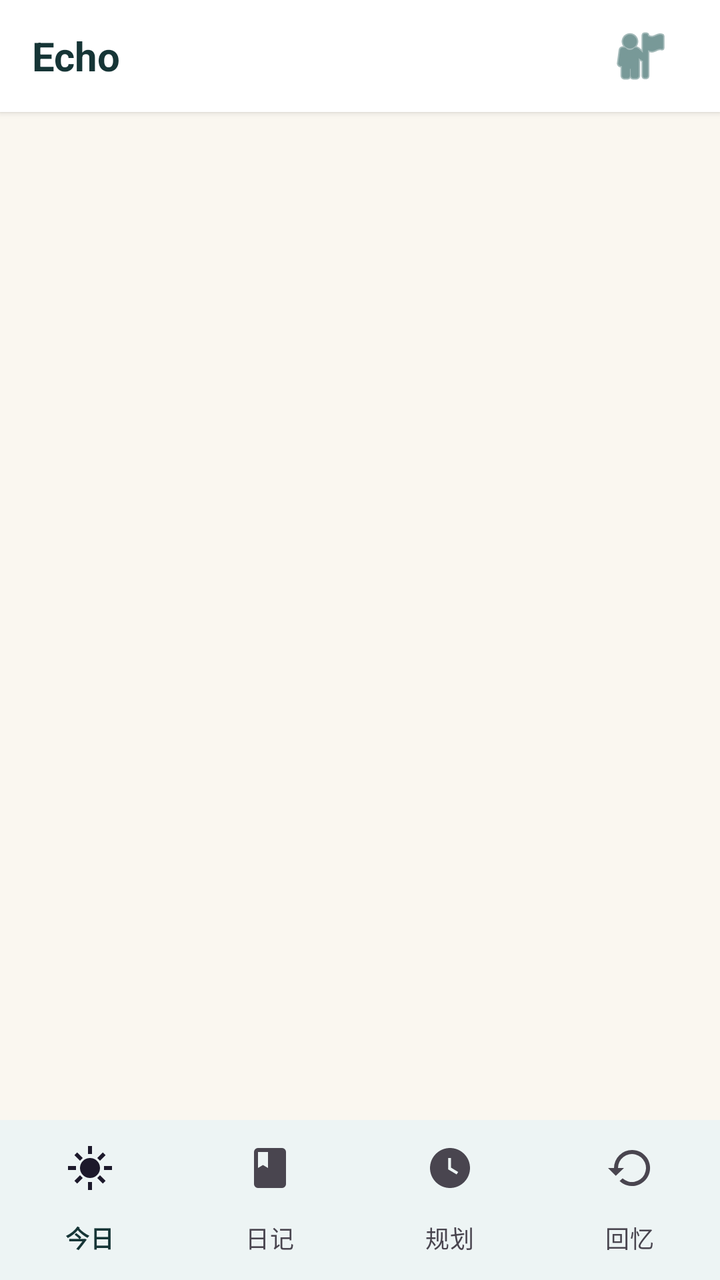
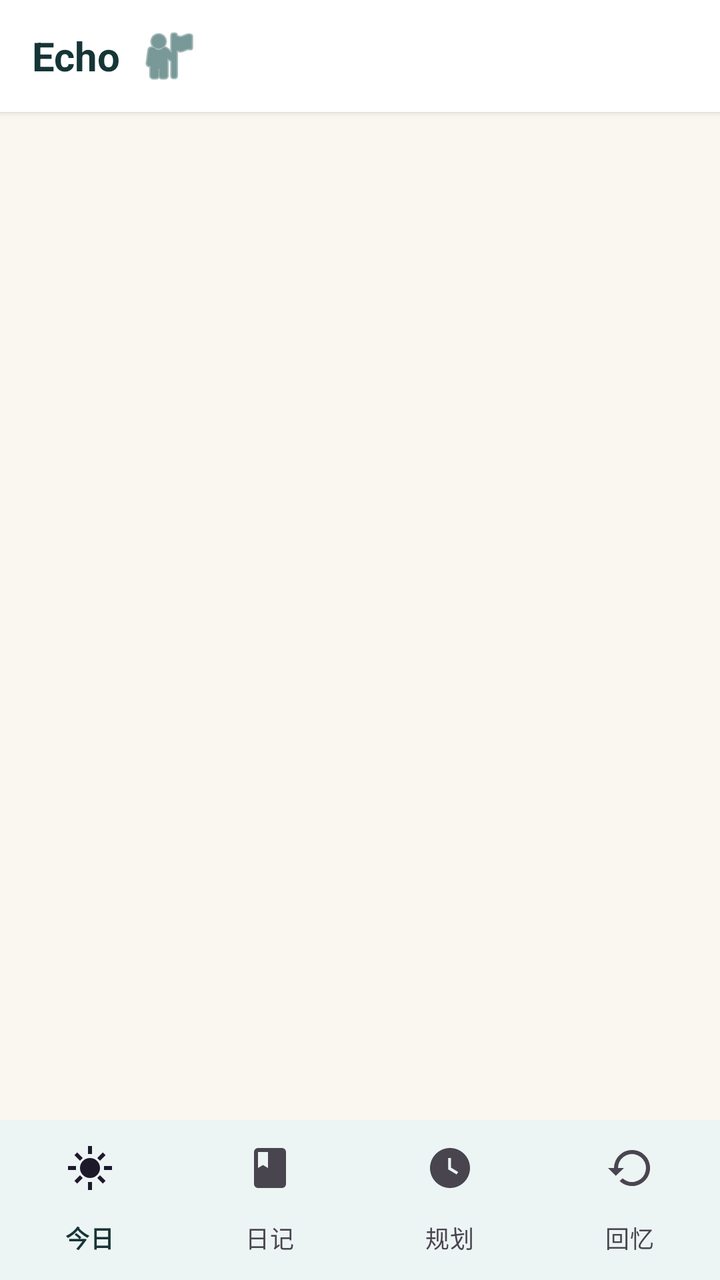

Screens rendered from an Android XML layout before and after an edit, with the pre-edit source and the edit as a unified diff.
<!-- AndroidManifest.xml: application theme Theme.MyApplication -->
<!-- res/layout/activity_main.xml -->
<?xml version="1.0" encoding="utf-8"?>
<androidx.coordinatorlayout.widget.CoordinatorLayout xmlns:android="http://schemas.android.com/apk/res/android"
    xmlns:app="http://schemas.android.com/apk/res-auto"
    xmlns:tools="http://schemas.android.com/tools"
    android:id="@+id/root_main"
    android:layout_width="match_parent"
    android:layout_height="match_parent"
    android:background="?attr/echoBackground">

    <LinearLayout
        android:layout_width="match_parent"
        android:layout_height="match_parent"
        android:orientation="vertical">

        

        <LinearLayout
            android:layout_width="match_parent"
            android:layout_height="56dp"
            android:orientation="horizontal"
            android:gravity="center_vertical"
            android:paddingHorizontal="16dp"
            android:background="?attr/echoSurface"
            android:elevation="2dp">

            <TextView
                android:layout_width="0dp"
                android:layout_height="wrap_content"
                android:layout_weight="1"
                android:text="@string/app_title"
                android:textColor="?attr/echoTextPrimary"
                android:textSize="20sp"
                android:textStyle="bold"
                tools:ignore="VisualLintSystemUi" />

            <ImageButton
                android:id="@+id/btn_profile"
                android:layout_width="48dp"
                android:layout_height="48dp"
                android:background="?android:attr/selectableItemBackgroundBorderless"
                android:contentDescription="@string/profile_entry"
                android:padding="10dp"
                android:src="@android:drawable/ic_menu_myplaces"
                app:tint="?attr/echoPrimaryDark" />

            
        </LinearLayout>

        
        <LinearLayout
            android:id="@+id/weather_bar"
            android:layout_width="match_parent"
            android:layout_height="40dp"
            android:orientation="horizontal"
            android:gravity="center_vertical"
            android:paddingHorizontal="16dp"
            android:background="?attr/echoSurfaceVariant"
            android:visibility="gone">

            <TextView
                android:id="@+id/weather_icon"
                android:layout_width="wrap_content"
                android:layout_height="wrap_content"
                android:textSize="20sp"
                android:layout_marginEnd="8dp" />

            <TextView
                android:id="@+id/weather_info"
                android:layout_width="0dp"
                android:layout_height="wrap_content"
                android:layout_weight="1"
                android:textSize="13sp"
                android:textColor="?attr/echoTextSecondary"
                android:maxLines="1"
                android:ellipsize="end" />
        </LinearLayout>

        
        <FrameLayout
            android:id="@+id/fragment_container"
            android:layout_width="match_parent"
            android:layout_height="0dp"
            android:layout_weight="1"
            android:paddingBottom="64dp" />
    </LinearLayout>

    
    <com.google.android.material.bottomnavigation.BottomNavigationView
        android:id="@+id/bottom_navigation"
        android:layout_width="match_parent"
        android:layout_height="wrap_content"
        android:layout_gravity="bottom"
        android:background="?attr/echoSurface"
        app:menu="@menu/bottom_nav"
        app:labelVisibilityMode="labeled"
        tools:ignore="VisualLintBottomNav" />

</androidx.coordinatorlayout.widget.CoordinatorLayout>
<!-- resources referenced by this layout -->
<resources>
  <string name="app_title">Echo</string>
  <string name="profile_entry">个人中心</string>
  <style name="Theme.MyApplication" parent="Theme.MyApplication.Base">
          <item name="echoPrimary">#2F7D7A</item>
          <item name="echoPrimaryDark">#1E5553</item>
          <item name="echoBackground">#FAF7F0</item>
          <item name="echoSurface">#FFFFFF</item>
          <item name="echoSurfaceVariant">#F3EFE7</item>
          <item name="echoTextPrimary">#163536</item>
          <item name="echoTextSecondary">#7A7A7A</item>
          <item name="echoAccent">#E9C98F</item>
          <item name="echoOnPrimary">#FFFFFF</item>
          <item name="echoBorder">#E0DCD5</item>
          <item name="echoDestructive">#E53935</item>
          <item name="echoHint">#BDBDBD</item>
          <item name="echoBubbleUser">#2F7D7A</item>
          <item name="echoBubbleAssistant">#F3EFE7</item>
          <item name="echoToolInfoBg">#F3EFE7</item>
      </style>
  <style name="Theme.MyApplication.Base" parent="Theme.Material3.DayNight.NoActionBar">
          
          <item name="colorPrimary">?attr/echoPrimary</item>
          <item name="colorPrimaryDark">?attr/echoPrimaryDark</item>
          <item name="colorAccent">?attr/echoPrimary</item>
          <item name="android:colorBackground">?attr/echoBackground</item>
          <item name="colorSurface">?attr/echoSurface</item>
          <item name="colorOnPrimary">?attr/echoOnPrimary</item>
          <item name="colorOnSurface">?attr/echoTextPrimary</item>
          <item name="android:statusBarColor">?attr/echoBackground</item>
      </style>
</resources>

<!-- the commit's change to res/layout/activity_main.xml (unified diff, before → after) -->
@@ -24,14 +24,40 @@
             android:elevation="2dp">
 
             <TextView
-                android:layout_width="0dp"
+                android:layout_width="wrap_content"
                 android:layout_height="wrap_content"
-                android:layout_weight="1"
                 android:text="@string/app_title"
                 android:textColor="?attr/echoTextPrimary"
                 android:textSize="20sp"
                 android:textStyle="bold"
                 tools:ignore="VisualLintSystemUi" />
+
+            
+            <LinearLayout
+                android:id="@+id/weather_bar"
+                android:layout_width="0dp"
+                android:layout_height="wrap_content"
+                android:layout_weight="1"
+                android:orientation="horizontal"
+                android:gravity="center"
+                android:visibility="gone">
+
+                <TextView
+                    android:id="@+id/weather_icon"
+                    android:layout_width="wrap_content"
+                    android:layout_height="wrap_content"
+                    android:textSize="16sp"
+                    android:layout_marginEnd="4dp" />
+
+                <TextView
+                    android:id="@+id/weather_info"
+                    android:layout_width="wrap_content"
+                    android:layout_height="wrap_content"
+                    android:textSize="13sp"
+                    android:textColor="?attr/echoTextSecondary"
+                    android:maxLines="1"
+                    android:ellipsize="end" />
+            </LinearLayout>
 
             <ImageButton
                 android:id="@+id/btn_profile"
@@ -42,37 +68,6 @@
                 android:padding="10dp"
                 android:src="@android:drawable/ic_menu_myplaces"
                 app:tint="?attr/echoPrimaryDark" />
-
-            
-        </LinearLayout>
-
-        
-        <LinearLayout
-            android:id="@+id/weather_bar"
-            android:layout_width="match_parent"
-            android:layout_height="40dp"
-            android:orientation="horizontal"
-            android:gravity="center_vertical"
-            android:paddingHorizontal="16dp"
-            android:background="?attr/echoSurfaceVariant"
-            android:visibility="gone">
-
-            <TextView
-                android:id="@+id/weather_icon"
-                android:layout_width="wrap_content"
-                android:layout_height="wrap_content"
-                android:textSize="20sp"
-                android:layout_marginEnd="8dp" />
-
-            <TextView
-                android:id="@+id/weather_info"
-                android:layout_width="0dp"
-                android:layout_height="wrap_content"
-                android:layout_weight="1"
-                android:textSize="13sp"
-                android:textColor="?attr/echoTextSecondary"
-                android:maxLines="1"
-                android:ellipsize="end" />
         </LinearLayout>
 
         
